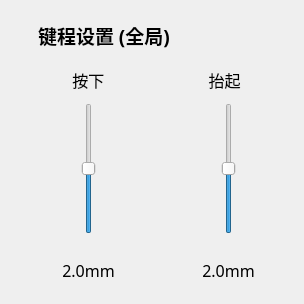
Old version of the form Module/ModuleLinear.ui in the repository wlffeng2008/AKKOStdio.
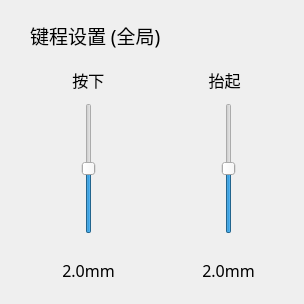
New version of the form.

What changed in the file:
```diff
--- a/Module/ModuleLinear.ui
+++ b/Module/ModuleLinear.ui
@@ -38,7 +38,7 @@
   <widget class="QLabel" name="label_4">
    <property name="geometry">
     <rect>
-     <x>38</x>
+     <x>30</x>
      <y>20</y>
      <width>181</width>
      <height>31</height>
@@ -48,7 +48,7 @@
     <font>
      <family>MiSans</family>
      <pointsize>14</pointsize>
-     <bold>true</bold>
+     <bold>false</bold>
     </font>
    </property>
    <property name="text">
```
